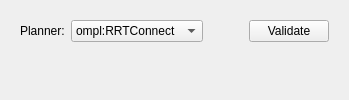
Above: Spraycoater/resource/ui/tabs/recipe/coating_preview_panel.ui from mikv75-lab/ROS-Project before the change. Below: the same form after it.
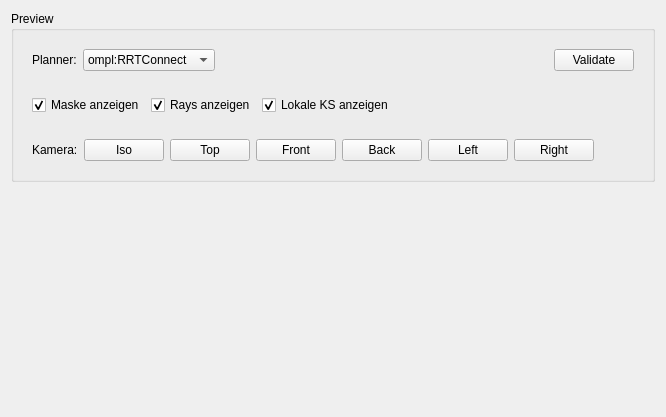
That is the form after the change. Custom widgets are drawn as their Qt base class.

Commit message: add generic build launch script

What changed in the file:
```diff
--- a/Spraycoater/resource/ui/tabs/recipe/coating_preview_panel.ui
+++ b/Spraycoater/resource/ui/tabs/recipe/coating_preview_panel.ui
@@ -7,7 +7,15 @@
   </property>
   <layout class="QVBoxLayout" name="vroot">
 
-   <!-- ========== Planner + Validate Row ========== -->
+   <!-- ========== Preview GroupBox (alles drin) ========== -->
+   <item>
+    <widget class="QGroupBox" name="grpPreview">
+     <property name="title">
+      <string>Preview</string>
+     </property>
+     <layout class="QVBoxLayout" name="vPreview">
+
+      <!-- Row: Planner + Validate -->
    <item>
     <widget class="QWidget" name="rowPlanner">
      <layout class="QHBoxLayout" name="hPlanner">
@@ -54,6 +62,160 @@
         </property>
        </widget>
       </item>
+        </layout>
+       </widget>
+      </item>
+
+      <!-- Row: Anzeige-Optionen (Checkboxen) -->
+      <item>
+       <widget class="QWidget" name="rowToggles">
+        <layout class="QHBoxLayout" name="hToggles">
+         <item>
+          <widget class="QCheckBox" name="chkShowMask">
+           <property name="text">
+            <string>Maske anzeigen</string>
+           </property>
+           <property name="toolTip">
+            <string>Blauen Maskenpfad (Start-Ebene) anzeigen/verbergen</string>
+           </property>
+           <property name="checked">
+            <bool>true</bool>
+           </property>
+          </widget>
+         </item>
+         <item>
+          <widget class="QCheckBox" name="chkShowRays">
+           <property name="text">
+            <string>Rays anzeigen</string>
+           </property>
+           <property name="toolTip">
+            <string>Hellblaue Messstrahlen anzeigen/verbergen</string>
+           </property>
+           <property name="checked">
+            <bool>true</bool>
+           </property>
+          </widget>
+         </item>
+         <item>
+          <widget class="QCheckBox" name="chkShowLocalFrames">
+           <property name="text">
+            <string>Lokale KS anzeigen</string>
+           </property>
+           <property name="toolTip">
+            <string>Kleine lokale Koordinatensysteme an den Punkten anzeigen/verbergen</string>
+           </property>
+           <property name="checked">
+            <bool>true</bool>
+           </property>
+          </widget>
+         </item>
+         <item>
+          <spacer name="spToggles">
+           <property name="orientation">
+            <enum>Qt::Horizontal</enum>
+           </property>
+           <property name="sizeHint" stdset="0">
+            <size>
+             <width>40</width>
+             <height>20</height>
+            </size>
+           </property>
+          </spacer>
+         </item>
+        </layout>
+       </widget>
+      </item>
+
+      <!-- Row: Kamera-Buttons -->
+      <item>
+       <widget class="QWidget" name="rowCamera">
+        <layout class="QHBoxLayout" name="hCamera">
+         <item>
+          <widget class="QLabel" name="lblCamera">
+           <property name="text">
+            <string>Kamera:</string>
+           </property>
+          </widget>
+         </item>
+
+         <item>
+          <widget class="QPushButton" name="btnCamIso">
+           <property name="text">
+            <string>Iso</string>
+           </property>
+           <property name="toolTip">
+            <string>Isometrische Ansicht</string>
+           </property>
+          </widget>
+         </item>
+         <item>
+          <widget class="QPushButton" name="btnCamTop">
+           <property name="text">
+            <string>Top</string>
+           </property>
+           <property name="toolTip">
+            <string>Ansicht von oben (Z+)</string>
+           </property>
+          </widget>
+         </item>
+         <item>
+          <widget class="QPushButton" name="btnCamFront">
+           <property name="text">
+            <string>Front</string>
+           </property>
+           <property name="toolTip">
+            <string>Ansicht von vorne (Y+)</string>
+           </property>
+          </widget>
+         </item>
+         <item>
+          <widget class="QPushButton" name="btnCamBack">
+           <property name="text">
+            <string>Back</string>
+           </property>
+           <property name="toolTip">
+            <string>Ansicht von hinten (Y-)</string>
+           </property>
+          </widget>
+         </item>
+         <item>
+          <widget class="QPushButton" name="btnCamLeft">
+           <property name="text">
+            <string>Left</string>
+           </property>
+           <property name="toolTip">
+            <string>Ansicht von links (X-)</string>
+           </property>
+          </widget>
+         </item>
+         <item>
+          <widget class="QPushButton" name="btnCamRight">
+           <property name="text">
+            <string>Right</string>
+           </property>
+           <property name="toolTip">
+            <string>Ansicht von rechts (X+)</string>
+           </property>
+          </widget>
+         </item>
+
+         <item>
+          <spacer name="spCamera">
+           <property name="orientation">
+            <enum>Qt::Horizontal</enum>
+           </property>
+           <property name="sizeHint" stdset="0">
+            <size>
+             <width>40</width>
+             <height>20</height>
+            </size>
+           </property>
+          </spacer>
+         </item>
+        </layout>
+       </widget>
+      </item>
+
      </layout>
     </widget>
    </item>
@@ -61,12 +223,40 @@
    <!-- ========== Preview/Viewer Container ========== -->
    <item>
     <widget class="QWidget" name="pvContainer">
-     <layout class="QVBoxLayout" name="pvLayout"/>
-    </widget>
-   </item>
+     <layout class="QVBoxLayout" name="pvLayout">
+      <!-- Eingebetteter PyVista Interactor -->
+      <item>
+       <widget class="QtInteractor" name="pv">
+        <property name="sizePolicy">
+         <sizepolicy hsizetype="Expanding" vsizetype="Expanding">
+          <horstretch>0</horstretch>
+          <verstretch>1</verstretch>
+         </sizepolicy>
+        </property>
+        <property name="minimumSize">
+         <size>
+          <width>200</width>
+          <height>200</height>
+         </size>
+        </property>
+       </widget>
+      </item>
+     </layout>
+    </widget>
+   </item>
 
   </layout>
  </widget>
+
+ <!-- Registriert das Custom/PyQt-Widget -->
+ <customwidgets>
+  <customwidget>
+   <class>QtInteractor</class>
+   <extends>QWidget</extends>
+   <header>pyvistaqt</header>
+  </customwidget>
+ </customwidgets>
+
  <resources/>
  <connections/>
 </ui>
```
Left out of the diff: 2 changed lines with no effect on the pictures. Lines whose indentation alone changed are shown as unchanged. The commit also changes 2 other files.
